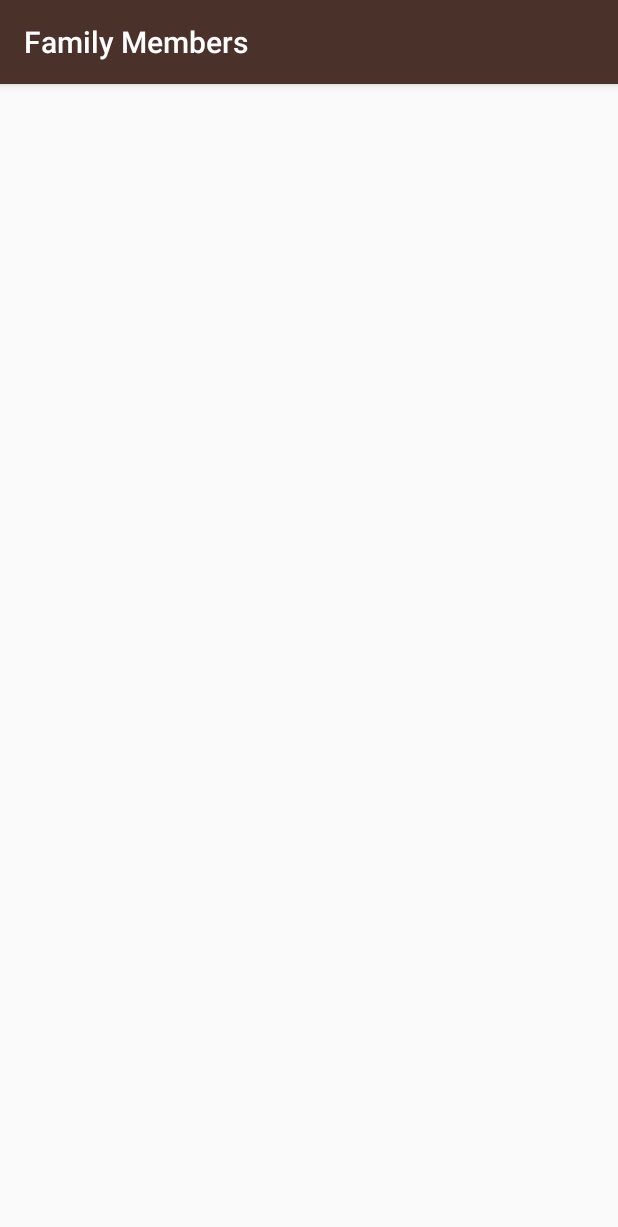
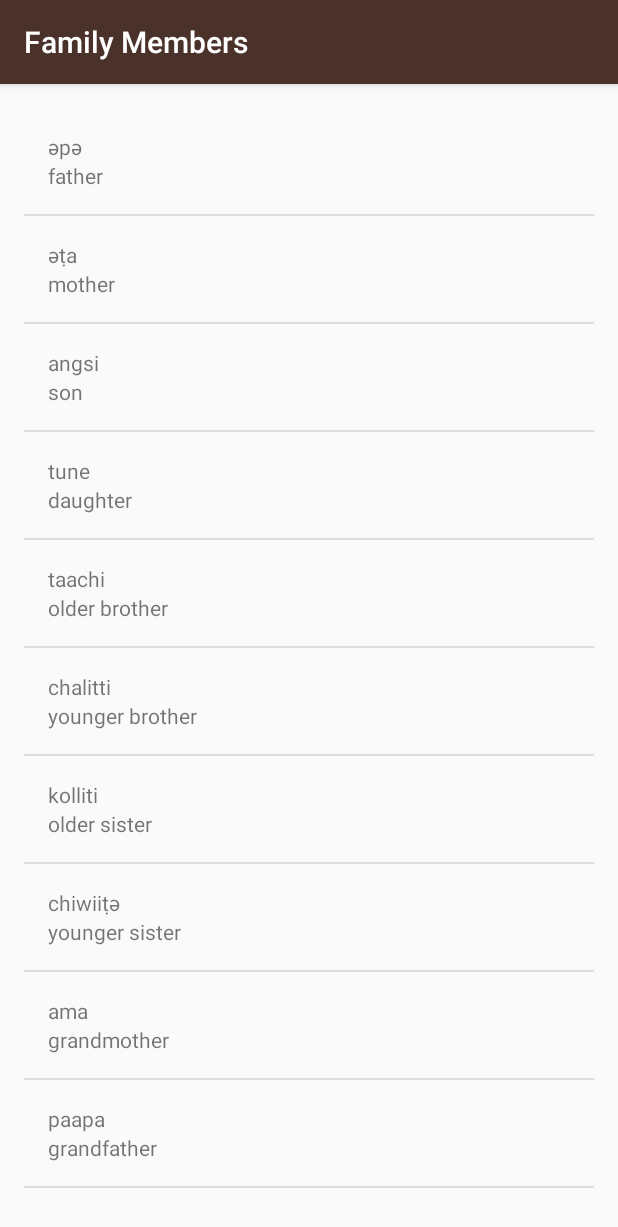
Before and after one commit to Raiyan-sharif/Miwok, an Android app: the FamilyActivity screen opened directly, with no data from a screen before it, on a phone screen of 412 x 824 dp. Shown: the top 1227 px of the screen. Run offline under Robolectric (Android 15) with nearby library versions, the light colour scheme and no system bars.

Commit message:
all Numbers, Family, color and phrases word and translation added and displayed using single tone design pattern

```diff
--- a/app/src/main/java/com/example/android/miwok/FamilyActivity.java
+++ b/app/src/main/java/com/example/android/miwok/FamilyActivity.java
@@ -2,12 +2,41 @@ package com.example.android.miwok;
 
 import android.support.v7.app.AppCompatActivity;
 import android.os.Bundle;
+import android.widget.ListView;
+
+import java.util.ArrayList;
 
 public class FamilyActivity extends AppCompatActivity {
 
     @Override
     protected void onCreate(Bundle savedInstanceState) {
         super.onCreate(savedInstanceState);
-        setContentView(R.layout.activity_family);
+        setContentView(R.layout.word_list);
+
+        ArrayList<Word> numberWord = new ArrayList<Word>();
+        numberWord.add(new Word("father","әpә"));
+        numberWord.add(new Word("mother","әṭa"));
+        numberWord.add(new Word("son","angsi"));
+        numberWord.add(new Word("daughter","tune"));
+        numberWord.add(new Word("older brother","taachi"));
+        numberWord.add(new Word("younger brother","chalitti"));
+        numberWord.add(new Word("older sister","kolliti"));
+        numberWord.add(new Word("younger sister","chiwiiṭә"));
+        numberWord.add(new Word("grandmother","ama"));
+        numberWord.add(new Word("grandfather","paapa"));
+
+        WordAdapter itemsAdapter = new WordAdapter(this,numberWord);
+        ListView listView = (ListView) findViewById(R.id.list);
+
+        listView.setAdapter(itemsAdapter);
+
+//        for(int i=0; i<numberWord.size();i++){
+//            TextView wordView = new TextView(this);
+//            wordView.setText(numberWord.get(i));
+//            numbersRootView.addView(wordView);
+//        }
+
+
+
     }
 }
--- a/app/src/main/java/com/example/android/miwok/NumberActivity.java
+++ b/app/src/main/java/com/example/android/miwok/NumberActivity.java
@@ -2,11 +2,7 @@ package com.example.android.miwok;
 
 import android.support.v7.app.AppCompatActivity;
 import android.os.Bundle;
-import android.util.Log;
-import android.widget.ArrayAdapter;
-import android.widget.LinearLayout;
 import android.widget.ListView;
-import android.widget.TextView;
 
 import java.util.ArrayList;
 
@@ -15,7 +11,7 @@ public class NumberActivity extends AppCompatActivity {
     @Override
     protected void onCreate(Bundle savedInstanceState) {
         super.onCreate(savedInstanceState);
-        setContentView(R.layout.activity_number);
+        setContentView(R.layout.word_list);
 
         ArrayList<Word> numberWord = new ArrayList<Word>();
         numberWord.add(new Word("one","lutti"));
--- a/app/src/main/java/com/example/android/miwok/WordAdapter.java
+++ b/app/src/main/java/com/example/android/miwok/WordAdapter.java
@@ -1,5 +1,6 @@
 package com.example.android.miwok;
 
+import android.app.Activity;
 import android.content.Context;
 import android.support.annotation.NonNull;
 import android.support.annotation.Nullable;
@@ -13,7 +14,7 @@ import java.util.ArrayList;
 import java.util.List;
 
 public class WordAdapter extends ArrayAdapter<Word> {
-    public WordAdapter(@NonNull Context context, @NonNull ArrayList <Word> objects) {
+    public WordAdapter(Activity context, @NonNull ArrayList <Word> objects) {
         super(context,0, objects);
     }
 
--- a/app/src/main/res/layout/activity_number.xml
+++ b/app/src/main/res/layout/word_list.xml
@@ -9,4 +9,4 @@
     android:paddingLeft="@dimen/activity_horizontal_margin"
     android:paddingRight="@dimen/activity_horizontal_margin"
     android:paddingTop="@dimen/activity_vertical_margin"
-    tools:context="com.example.android.miwok.NumberActivity"/>
+   />
```
Also changed, not shown: app/src/main/java/com/example/android/miwok/ColorsActivity.java (+28 -1 lines), app/src/main/java/com/example/android/miwok/PhrasesActivity.java (+30 -1 lines).
